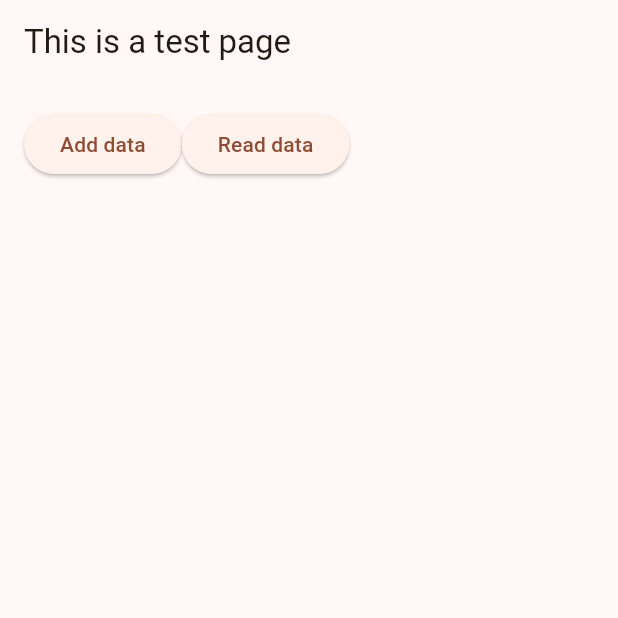
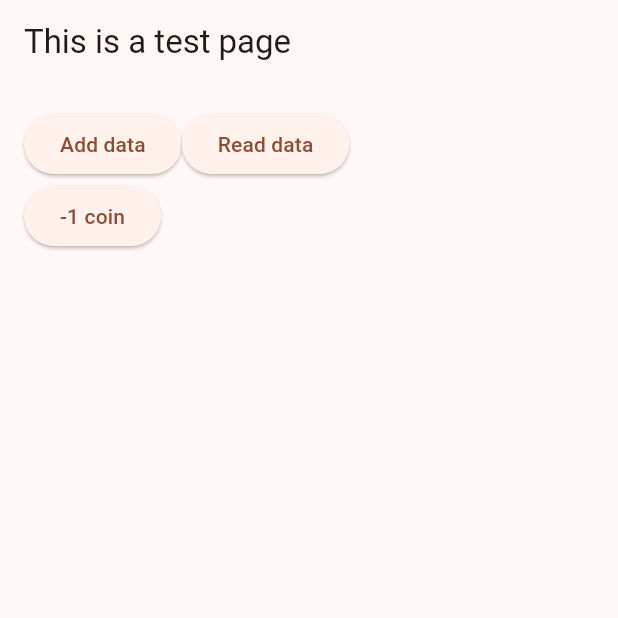
Before and after one commit to lalakingcaaath/iExplore, a Flutter app: the Test screen opened by its route, after a tap on "Add data", on a phone screen of 412 x 824 dp, the top half of it. Run offline on Flutter 3.47's test engine with Material 3 defaults, Android fonts, the phone set to English and light mode, and no system bars; our stand-ins replace cloud_firestore, firebase_auth, firebase_core, firebase_storage, flutter_rating_bar, go_router and 2 more; accounts and stored records are empty; project files that could hold a hidden picture were left out.

Commit message:
:construction: test.dart WIP coin buy testing

```diff
--- a/lib/pages/splash_screen.dart
+++ b/lib/pages/splash_screen.dart
@@ -4,6 +4,8 @@ import 'package:i_explore/provider/coin_provider.dart';
 import 'package:i_explore/utils/colors.dart';
 import 'package:loading_animation_widget/loading_animation_widget.dart';
 import 'package:provider/provider.dart';
+
+// Initial screen for fetching the data to the database
 
 class Splash extends StatefulWidget {
   const Splash({super.key});
@@ -19,7 +21,7 @@ class _SplashState extends State<Splash> {
 
     WidgetsBinding.instance.addPostFrameCallback((_) {
       Provider.of<CoinProvider>(context, listen: false).fetchCoinData();
-      Future.delayed(const Duration(milliseconds: 3000), () {
+      Future.delayed(const Duration(milliseconds: 3500), () {
         context.go('/home');
       });
     });
--- a/lib/pages/test.dart
+++ b/lib/pages/test.dart
@@ -35,7 +35,11 @@ class _TestState extends State<Test> {
                 children: [
                   ElevatedButton(
                       onPressed: () {
-                        FirestoreService().addSampleCoins(uid, 50);
+                        // after adding coin
+                        FirestoreService().addSampleCoins(1);
+                        // then reload the coin value
+                        Provider.of<CoinProvider>(context, listen: false)
+                            .fetchCoinData();
                       },
                       child: Text('Add data')),
                   ElevatedButton(
@@ -46,7 +50,20 @@ class _TestState extends State<Test> {
                       },
                       child: Text('Read data')),
                 ],
-              )
+              ),
+              Row(
+                children: [
+                  ElevatedButton(
+                      onPressed: () {
+                        // after adding coin
+                        FirestoreService().removeSampleCoins(1);
+                        // then reload the coin value
+                        Provider.of<CoinProvider>(context, listen: false)
+                            .fetchCoinData();
+                      },
+                      child: Text('-1 coin')),
+                ],
+              ),
             ],
           ),
         ),
--- a/lib/services/firestore_service.dart
+++ b/lib/services/firestore_service.dart
@@ -6,33 +6,6 @@ class FirestoreService {
   final db = FirebaseFirestore.instance;
 
   final String userId = AuthService().user!.uid;
-
-  final user = <String, dynamic>{
-    "first": "Ada",
-    "last": "Lovelace",
-    "born": 1815
-  };
-
-  final city = <String, String>{
-    "name": "Los Angeles",
-    "state": "CA",
-    "country": "USA"
-  };
-
-  void addSampleData() {
-    // db
-    // .collection("users")
-    // .add(user)
-    // .then((DocumentReference doc) =>
-    //     print('DocumentSnapshot added with ID: ${doc.id}'));
-
-    // To create or overwrite a single document use .set()
-    db
-        .collection('cities')
-        .doc('LA')
-        .set(city)
-        .onError((error, _) => print('Error writing document: $error'));
-  }
 
   void addUserSampleData(
     String user_id,
@@ -49,15 +22,28 @@ class FirestoreService {
         (error, stackTrace) => print('Error writing document: $error'));
   }
 
-  void addSampleCoins(String user_id, int coinValue) {
-    final sampleData = <String, int>{
-      "iCoins": coinValue,
+  void addSampleCoins(int coinValue) {
+    final sampleData = <String, dynamic>{
+      "iCoins": FieldValue.increment(coinValue),
+      "updatedAt": FieldValue.serverTimestamp(),
     };
 
-    db.collection('users').doc(user_id).set(sampleData).onError(
+    db.collection('users').doc(userId).update(sampleData).onError(
         (error, stackTrace) => print('Error writing document: $error'));
 
     print('Added coins');
+  }
+
+  void removeSampleCoins(int coinValue) {
+    final sampleData = <String, dynamic>{
+      "iCoins": FieldValue.increment(-coinValue),
+      "updatedAt": FieldValue.serverTimestamp(),
+    };
+
+    db.collection('users').doc(userId).update(sampleData).onError(
+        (error, stackTrace) => print('Error writing document: $error'));
+
+    print('Removed coins');
   }
 
   Future<Coin> readCoinData() async {
```
